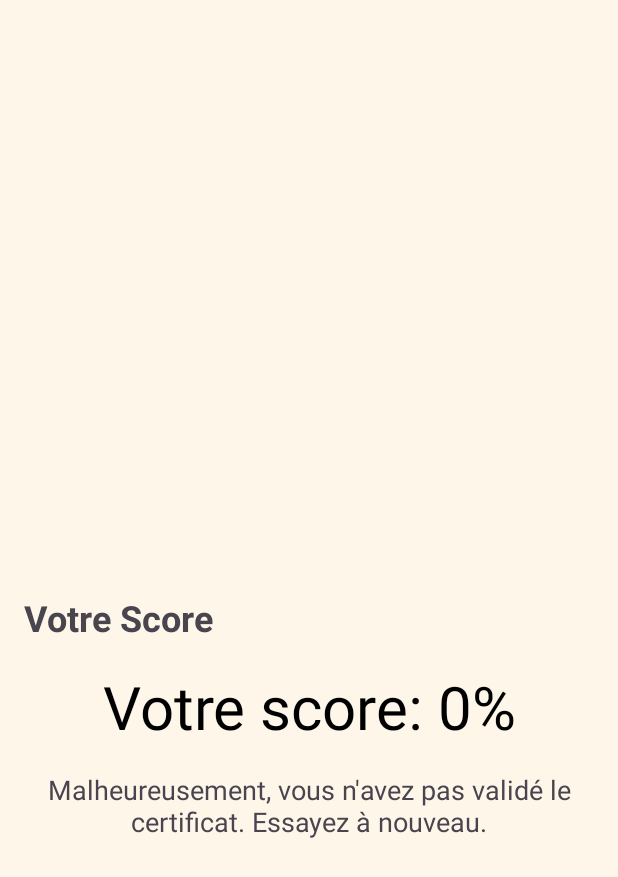
After one commit to Rishuke/AEN_JAVA_ANDROID, an Android app: the ScoreActivity screen opened directly, with no data from a screen before it, on a phone screen of 412 x 824 dp. The commit adds this screen. Shown: the top 877 px of the screen. Run offline under Robolectric (Android 15) with nearby library versions, the phone set to English and light mode, and no system bars.

Commit message:
"add qcms questions and response and the score final"

```diff
--- a/app/build.gradle
+++ b/app/build.gradle
@@ -44,4 +44,5 @@ dependencies {
     implementation 'com.squareup.okhttp3:okhttp:4.9.1'
     implementation 'com.squareup.retrofit2:retrofit:2.9.0'
     implementation 'com.squareup.retrofit2:converter-gson:2.9.0'
+
 }
--- a/app/src/main/AndroidManifest.xml
+++ b/app/src/main/AndroidManifest.xml
@@ -31,6 +31,8 @@
         <activity android:name=".CardActivity" />
         <activity android:name=".QcmListActivity" />
         <activity android:name=".QcmDetailActivity" />
+        <activity android:name=".ScoreActivity" />
+
 
 
     </application>
--- a/app/src/main/java/com/example/aenrishi/ApiService.java
+++ b/app/src/main/java/com/example/aenrishi/ApiService.java
@@ -6,6 +6,7 @@ import retrofit2.Call;
 import retrofit2.http.Body;
 import retrofit2.http.POST;
 import retrofit2.http.GET;
+import retrofit2.http.Path;
 
 public interface ApiService {
     @POST("authentification/login")
@@ -13,4 +14,9 @@ public interface ApiService {
 
     @GET("chapitres")
     Call<ResponseWrapper> getQcms();
+
+
+
+    @GET("questions/{quizid}")
+    Call<QuestionsResponseWrapper> getQuestionsForQuiz(@Path("quizid") int quizId);
 }
--- a/app/src/main/java/com/example/aenrishi/QcmListAdapter.java
+++ b/app/src/main/java/com/example/aenrishi/QcmListAdapter.java
@@ -41,7 +41,8 @@ public class QcmListAdapter extends RecyclerView.Adapter<QcmListAdapter.ViewHold
                 // Créez un Intent pour démarrer la nouvelle activité
                 Intent intent = new Intent(context, QcmDetailActivity.class);
                 // Transfert des données
-                intent.putExtra("qcmId", qcm.getId()); // Supposons que Qcm ait une méthode getId()
+                intent.putExtra("qcmTitre", qcm.getTitre());
+                intent.putExtra("qcmid", qcm.getId());// Supposons que Qcm ait une méthode getId()
                 context.startActivity(intent);
             }
         });
--- /dev/null
+++ b/app/src/main/java/com/example/aenrishi/ScoreActivity.java
@@ -0,0 +1,32 @@
+package com.example.aenrishi;
+
+import android.content.Intent;
+import android.os.Bundle;
+import android.widget.TextView;
+import androidx.appcompat.app.AppCompatActivity;
+
+public class ScoreActivity extends AppCompatActivity {
+
+    private TextView tvScore;
+    private TextView tvCertificationStatus;
+
+    @Override
+    protected void onCreate(Bundle savedInstanceState) {
+        super.onCreate(savedInstanceState);
+        setContentView(R.layout.score_actitvity);
+
+        tvScore = findViewById(R.id.tv_score_value);
+        tvCertificationStatus = findViewById(R.id.tv_certificate_info);
+
+        Intent intent = getIntent();
+        int score = intent.getIntExtra("SCORE", 0);
+
+        tvScore.setText("Votre score: " + score + "%");
+
+        if (score >= 70) {
+            tvCertificationStatus.setText("Félicitations! Vous avez validé le certificat.");
+        } else {
+            tvCertificationStatus.setText("Malheureusement, vous n'avez pas validé le certificat. Essayez à nouveau.");
+        }
+    }
+}
--- /dev/null
+++ b/app/src/main/res/layout/score_actitvity.xml
@@ -0,0 +1,39 @@
+<?xml version="1.0" encoding="utf-8"?>
+<RelativeLayout xmlns:android="http://schemas.android.com/apk/res/android"
+    android:layout_width="match_parent"
+    android:layout_height="match_parent"
+    android:background="#fff6ea"
+    android:padding="16dp">
+
+    <TextView
+        android:id="@+id/tv_score_title"
+        android:layout_width="match_parent"
+        android:layout_height="wrap_content"
+        android:text="Votre Score"
+        android:textSize="24sp"
+        android:textStyle="bold"
+        android:layout_centerInParent="true" />
+
+    <TextView
+        android:id="@+id/tv_score_value"
+        android:layout_width="match_parent"
+        android:layout_height="wrap_content"
+        android:textSize="40sp"
+        android:textColor="@android:color/black"
+        android:layout_below="@+id/tv_score_title"
+        android:layout_centerHorizontal="true"
+        android:layout_marginTop="16dp"
+        android:gravity="center" />
+
+    <TextView
+        android:id="@+id/tv_certificate_info"
+        android:layout_width="match_parent"
+        android:layout_height="wrap_content"
+        android:textSize="18sp"
+        android:layout_below="@+id/tv_score_value"
+        android:layout_centerHorizontal="true"
+        android:layout_marginTop="16dp"
+        android:gravity="center"
+        android:text="Félicitations! Vous avez obtenu le certificat!" />
+
+</RelativeLayout>
```
Also changed, not shown: app/src/main/java/com/example/aenrishi/QcmDetailActivity.java (+111 -13 lines), app/src/main/java/com/example/aenrishi/QuestionAdapter.java (added, +100 -0 lines), app/src/main/java/com/example/aenrishi/Questions.java (added, +127 -0 lines), app/src/main/java/com/example/aenrishi/QuestionsResponseWrapper.java (added, +30 -0 lines), app/src/main/res/layout/activity_qcm_questions.xml (+20 -45 lines), app/src/main/res/layout/item_question.xml (added, +48 -0 lines).
